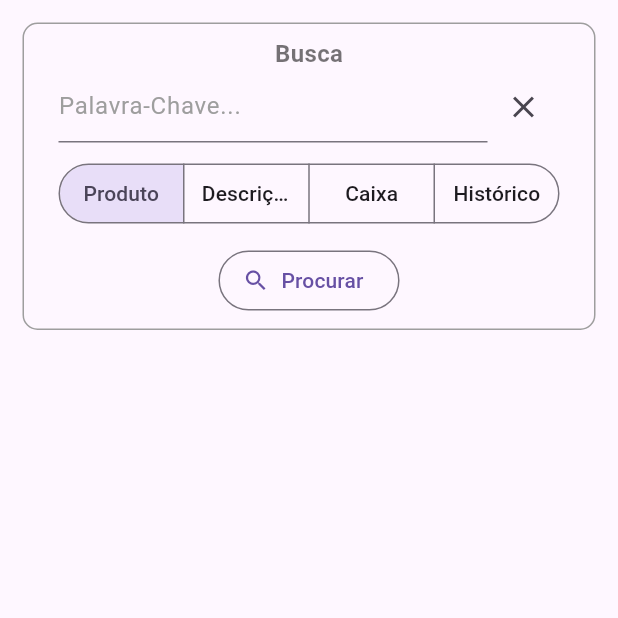
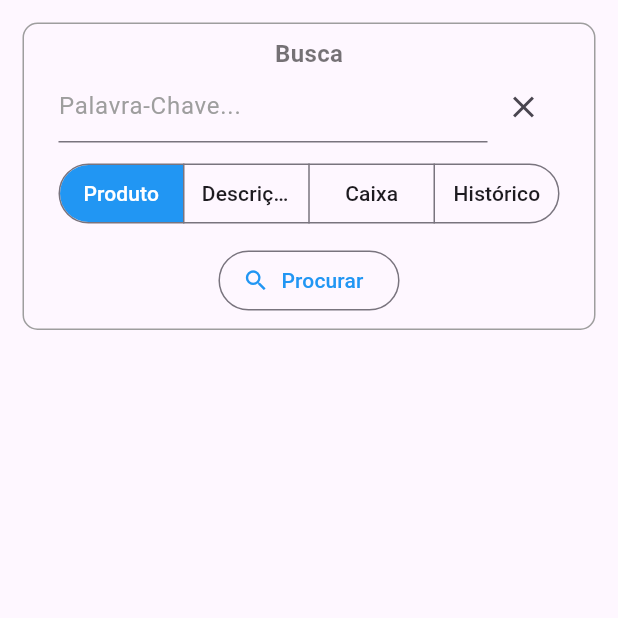
Before and after one commit to PsN-1/product-manager, a Flutter app: the ProductsStream screen opened directly, on a phone screen of 412 x 824 dp, the top half of it. Run offline on Flutter 3.47's test engine with Material 3 defaults, Android fonts, the phone set to English and light mode, and no system bars; our stand-ins replace image_picker, supabase_flutter; missing offline and left inert: blurry_modal_progress_hud; accounts and stored records are empty.

Commit message:
Fix segment buttons colors

```diff
--- a/lib/widgets/product_search_card.dart
+++ b/lib/widgets/product_search_card.dart
@@ -77,6 +77,10 @@ class _ProductSearchCardState extends State<ProductSearchCard> {
               const SizedBox(height: 10),
               if (widget.showSelection)
                 SegmentedButton(
+                  style: SegmentedButton.styleFrom(
+                    selectedBackgroundColor: K.primaryColor,
+                    selectedForegroundColor: Colors.white,
+                  ),
                   showSelectedIcon: false,
                   segments: const [
                     ButtonSegment(
@@ -120,8 +124,14 @@ class _ProductSearchCardState extends State<ProductSearchCard> {
                 onPressed: () {
                   widget.onSearchTapped(_searchController.text, columnName);
                 },
-                icon: const Icon(Icons.search),
-                label: const Text("Procurar"),
+                icon: const Icon(
+                  Icons.search,
+                  color: Colors.blue,
+                ),
+                label: const Text(
+                  "Procurar",
+                  style: TextStyle(color: Colors.blue),
+                ),
               )
             ],
           ),
```
